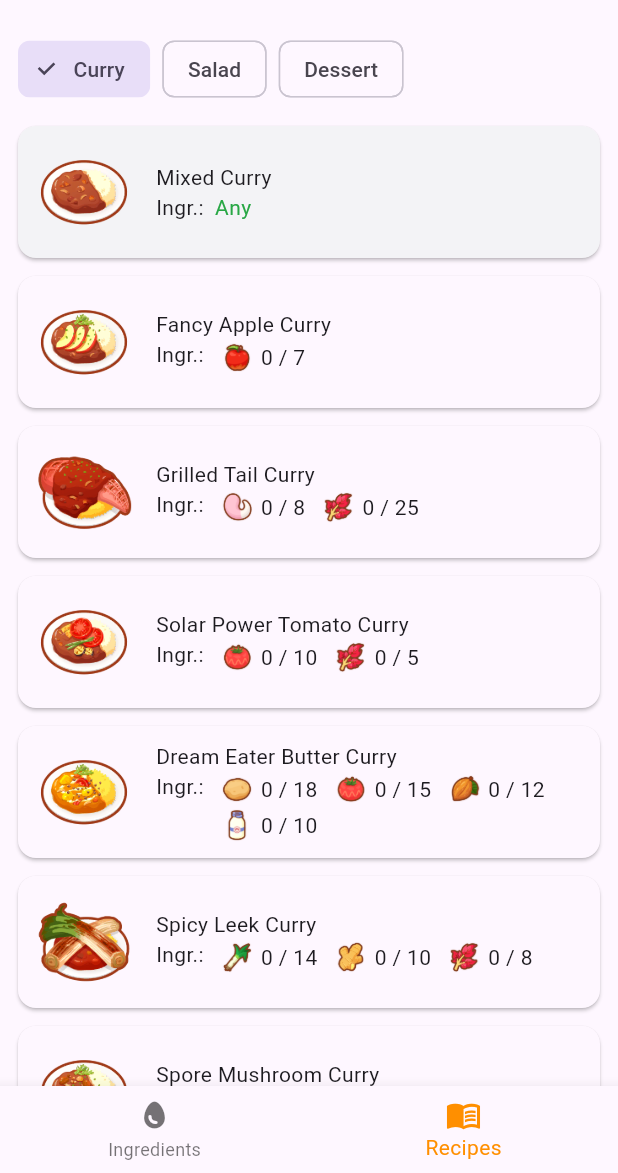
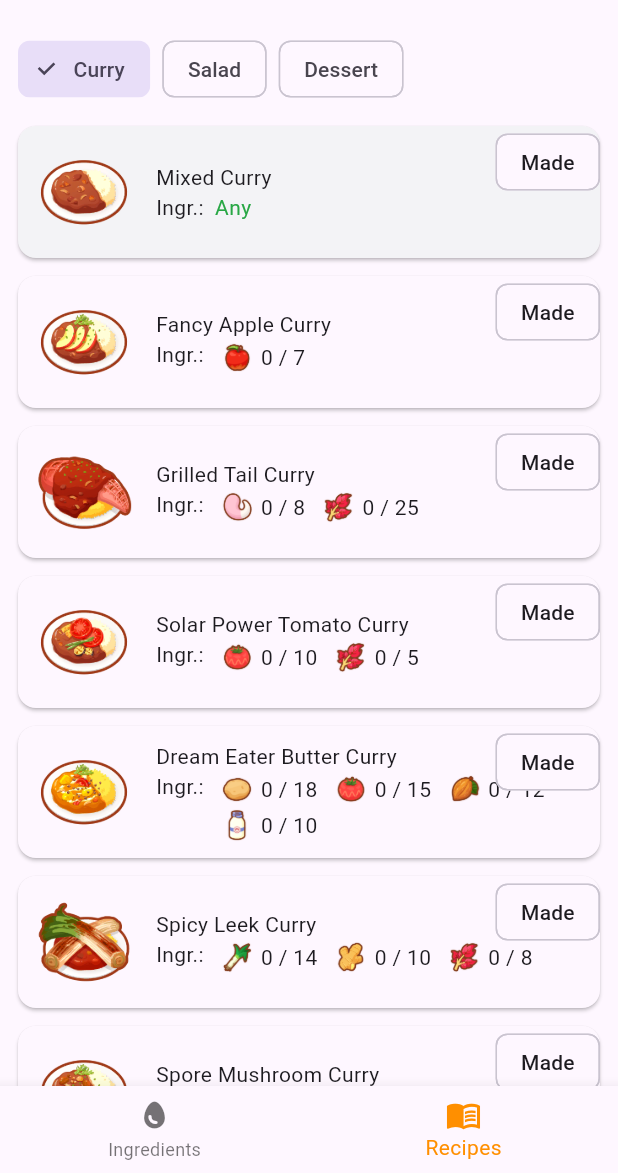
Before and after one commit to darkfoxdx/pokemon_sleep_guide, a Flutter app: the screen it shows after launch, item 2 of the bottom bar chosen, on a phone screen of 412 x 824 dp, the part 63-1236 px from its top. Run offline on Flutter 3.47's test engine with Material 3 defaults, Android fonts, the phone set to English and light mode, and no system bars; our stand-ins replace shared_preferences.

Commit message:
Add made button

```diff
--- a/lib/main.dart
+++ b/lib/main.dart
@@ -58,10 +58,10 @@ class MyApp extends StatelessWidget {
         brightness: Brightness.light,
         useMaterial3: true,
       ),
-      darkTheme: ThemeData(
-        brightness: Brightness.dark,
-        useMaterial3: true,
-      ),
+      // darkTheme: ThemeData(
+      //   brightness: Brightness.dark,
+      //   useMaterial3: true,
+      // ),
       home: _buildRunnableApp(
         isWeb: kIsWeb &&
             defaultTargetPlatform != TargetPlatform.android &&
--- a/lib/ui/recipe_item.dart
+++ b/lib/ui/recipe_item.dart
@@ -1,9 +1,12 @@
+import 'package:flutter/cupertino.dart';
 import 'package:flutter/material.dart';
 import 'package:pokemon_sleep_guide/model/ingredient.dart';
 import 'package:pokemon_sleep_guide/model/recipe.dart';
 import 'package:pokemon_sleep_guide/model/recipe_status.dart';
+import 'package:pokemon_sleep_guide/model/user_setting.dart';
 import 'package:pokemon_sleep_guide/ui/ingredient_list.dart';
 import 'package:pokemon_sleep_guide/utils/colors.dart';
+import 'package:provider/provider.dart';
 
 class RecipeItem extends StatelessWidget {
   final Recipe recipe;
@@ -17,7 +20,7 @@ class RecipeItem extends StatelessWidget {
   Widget build(BuildContext context) {
     RecipeStatus recipeStatus = recipe.ingredientStatus(userIngredients);
     Color? cardTintColor;
-    switch(recipeStatus) {
+    switch (recipeStatus) {
       case RecipeStatus.completed:
         cardTintColor = Theme.of(context).colorScheme.completed;
       case RecipeStatus.partial:
@@ -30,7 +33,9 @@ class RecipeItem extends StatelessWidget {
       color: Theme.of(context).cardColor,
       surfaceTintColor: cardTintColor,
       margin: const EdgeInsets.symmetric(horizontal: 12.0, vertical: 6.0),
-      child: Padding(
+      child: Stack(
+        children: [
+          Padding(
             padding: const EdgeInsets.all(8.0),
             child: Row(
               children: [
@@ -66,6 +71,42 @@ class RecipeItem extends StatelessWidget {
               ],
             ),
           ),
+          ClipPath(
+            child: Align(
+              alignment: AlignmentDirectional.topEnd,
+              child: MadeChip(recipe),
+            ),
+          ),
+        ],
+      ),
     );
   }
 }
+
+class MadeChip extends StatefulWidget {
+  final Recipe recipe;
+
+  const MadeChip(this.recipe, {super.key});
+
+  @override
+  State<MadeChip> createState() => _MadeChipState();
+}
+
+class _MadeChipState extends State<MadeChip> {
+  @override
+  Widget build(BuildContext context) {
+    return Consumer<UserSetting>(builder: (context, userSetting, child) {
+      final isCompleted =
+          userSetting.completedRecipes[widget.recipe.name] == true;
+      return ActionChip(
+        backgroundColor:
+            isCompleted ? Theme.of(context).colorScheme.made : null,
+        label: const Text('Made'),
+        onPressed: () {
+          Provider.of<UserSetting>(context, listen: false)
+              .setCompletedRecipe(widget.recipe.name, !isCompleted);
+        },
+      );
+    });
+  }
+}
--- a/lib/utils/colors.dart
+++ b/lib/utils/colors.dart
@@ -5,6 +5,10 @@ extension ColorSchemeExtension on ColorScheme {
       ? const Color(0xFF28a745)
       : const Color(0xFF28a745);
 
+  Color get made => brightness == Brightness.light
+      ? const Color(0xFFA5D6A7)
+      : const Color(0xFF1B5E20);
+
   Color get partial => brightness == Brightness.light
       ? const Color(0xFFB89E13)
       : const Color(0xFFB89E13);
```
Lines whose indentation alone changed are shown as unchanged.
